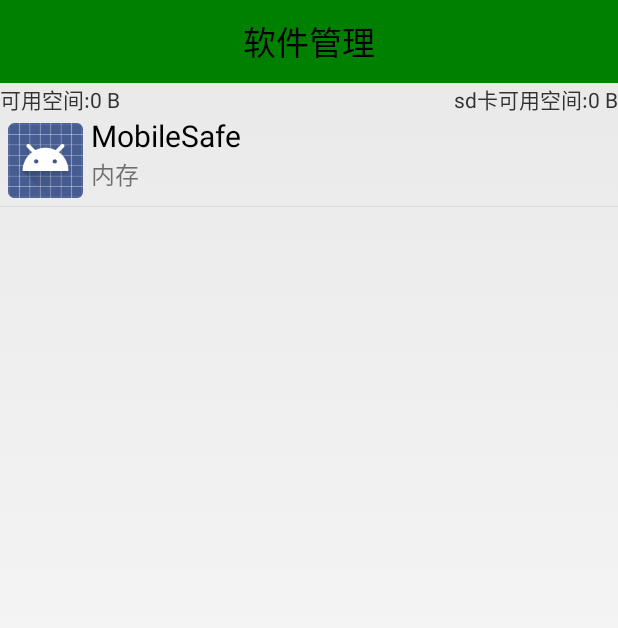
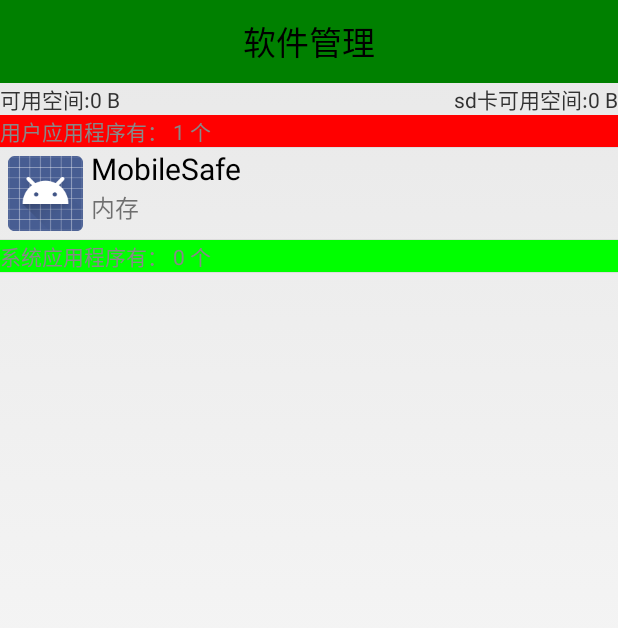
Before and after one commit to mamh-android/android-mobilesafe, an Android app: the AppManagerActivity screen opened directly, with no data from a screen before it, on a phone screen of 412 x 824 dp. Shown: the top 628 px of the screen. Run offline under Robolectric (Android 15) with nearby library versions, the phone set to English and light mode, and no system bars.

Commit message:
add two textview label to show size in listview
添加2个文本标签，分别显示了 用户应用程序个数，
系统应用程序个数。

Signed-off-by: Minghui Ma <839682048@qq.com>

```diff
--- a/app/src/main/java/com/example/mamh/mobilesafe/activity/AppManagerActivity.java
+++ b/app/src/main/java/com/example/mamh/mobilesafe/activity/AppManagerActivity.java
@@ -1,6 +1,7 @@
 package com.example.mamh.mobilesafe.activity;
 
 import android.app.Activity;
+import android.graphics.Color;
 import android.os.Bundle;
 import android.os.Environment;
 import android.os.StatFs;
@@ -12,6 +13,7 @@ import android.widget.BaseAdapter;
 import android.widget.ImageView;
 import android.widget.LinearLayout;
 import android.widget.ListView;
+import android.widget.RelativeLayout;
 import android.widget.TextView;
 
 import com.example.mamh.mobilesafe.R;
@@ -108,19 +110,12 @@ public class AppManagerActivity extends Activity {
 
         @Override
         public int getCount() {
-            return userAppinfos.size() + systemAppinfos.size();//这个等同于下面的
+            //getcount方法就是控制listview条目的个数的。
+            return userAppinfos.size() + 1 + systemAppinfos.size() + 1;//添加两个文本条目。
+            //return userAppinfos.size() + systemAppinfos.size();//这个等同于下面的
             //return appInfos.size();
         }
 
-        @Override
-        public Object getItem(int position) {
-            return null;
-        }
-
-        @Override
-        public long getItemId(int position) {
-            return 0;
-        }
 
         @Override
         public View getView(int position, View convertView, ViewGroup parent) {
@@ -129,14 +124,26 @@ public class AppManagerActivity extends Activity {
 
             AppInfo appInfo;
 
-            if (position < userAppinfos.size()) {
-                appInfo = userAppinfos.get(position);
+            if (position == 0) {
+                TextView tv = new TextView(getApplicationContext());
+                tv.setTextColor(Color.GRAY);
+                tv.setBackgroundColor(Color.RED);
+                tv.setText("用户应用程序有： " + userAppinfos.size() + " 个");
+                return tv;//直接返回这个tv对象
+            } else if (position == userAppinfos.size() + 1) {
+                TextView tv = new TextView(getApplicationContext());
+                tv.setTextColor(Color.GRAY);
+                tv.setBackgroundColor(Color.GREEN);
+                tv.setText("系统应用程序有： " + systemAppinfos.size() + " 个");
+                return tv;//直接返回这个tv对象
+            } else if (position <= userAppinfos.size()) {
+                //这一部分显示用户程序
+                appInfo = userAppinfos.get(position - 1);
             } else {
-                appInfo = systemAppinfos.get(position - userAppinfos.size());
+                appInfo = systemAppinfos.get(position - 1 - userAppinfos.size() - 1);
             }
 
-
-            if (convertView != null) {
+            if (convertView != null && convertView instanceof RelativeLayout) {
                 view = convertView;
                 holder = (ViewHolder) view.getTag();
             } else {
@@ -155,6 +162,17 @@ public class AppManagerActivity extends Activity {
             return view;
 
         }
+
+
+        @Override
+        public Object getItem(int position) {
+            return null;
+        }
+
+        @Override
+        public long getItemId(int position) {
+            return 0;
+        }
     }
 
     static class ViewHolder {
```
